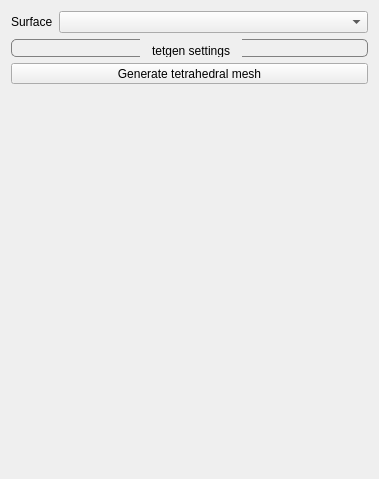
This is Plugins/ch.zhaw.volumemesh/src/internal/VolumeMeshViewControls.ui in araex/mitk-gem as Qt 5 draws it before an edit. The edited form follows.
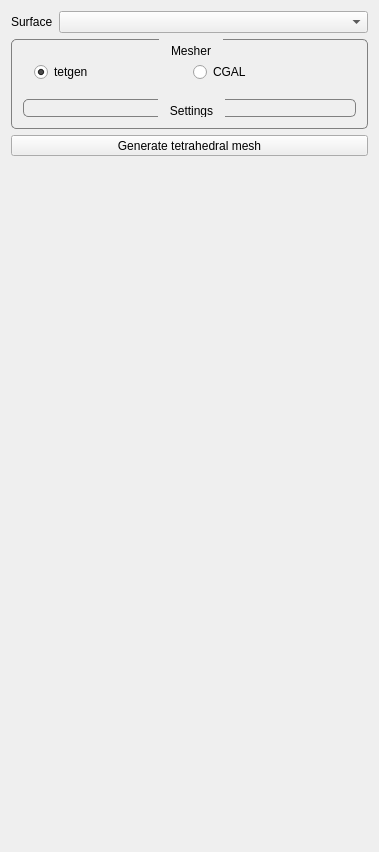
This is the edited form. Custom widgets are drawn as their Qt base class.

Commit message: Added CGAL meshing option to the mesher GUI

The edit to the form file:
```diff
--- a/Plugins/ch.zhaw.volumemesh/src/internal/VolumeMeshViewControls.ui
+++ b/Plugins/ch.zhaw.volumemesh/src/internal/VolumeMeshViewControls.ui
@@ -10,7 +10,7 @@
     <x>0</x>
     <y>0</y>
     <width>379</width>
-    <height>479</height>
+    <height>852</height>
    </rect>
   </property>
   <property name="minimumSize">
@@ -125,7 +125,48 @@
        </widget>
       </item>
       <item>
+       <widget class="QGroupBox" name="groupBox">
+        <property name="title">
+         <string>Mesher</string>
+        </property>
+        <layout class="QVBoxLayout" name="verticalLayout_5">
+         <item>
+          <widget class="QFrame" name="frame">
+           <property name="frameShape">
+            <enum>QFrame::NoFrame</enum>
+           </property>
+           <property name="frameShadow">
+            <enum>QFrame::Plain</enum>
+           </property>
+           <layout class="QHBoxLayout" name="horizontalLayout">
+            <item>
+             <widget class="QRadioButton" name="radioTetgen">
+              <property name="text">
+               <string>tetgen</string>
+              </property>
+              <property name="checked">
+               <bool>true</bool>
+              </property>
+             </widget>
+            </item>
+            <item>
+             <widget class="QRadioButton" name="radioCGAL">
+              <property name="text">
+               <string>CGAL</string>
+              </property>
+              <property name="checked">
+               <bool>false</bool>
+              </property>
+             </widget>
+            </item>
+           </layout>
+          </widget>
+         </item>
+         <item>
        <widget class="QGroupBox" name="settingsGroup">
+           <property name="enabled">
+            <bool>true</bool>
+           </property>
         <property name="minimumSize">
          <size>
           <width>0</width>
@@ -133,7 +174,7 @@
          </size>
         </property>
         <property name="title">
-         <string>tetgen settings</string>
+            <string>Settings</string>
         </property>
         <layout class="QVBoxLayout" name="verticalLayout_3">
          <property name="leftMargin">
@@ -151,6 +192,9 @@
         </layout>
        </widget>
       </item>
+        </layout>
+       </widget>
+      </item>
       <item>
        <widget class="QToolButton" name="generateButton">
         <property name="sizePolicy">
```
Left out of the diff: 41 changed lines with no effect on the pictures. Lines whose indentation alone changed are shown as unchanged. The commit also changes 3 other files.
